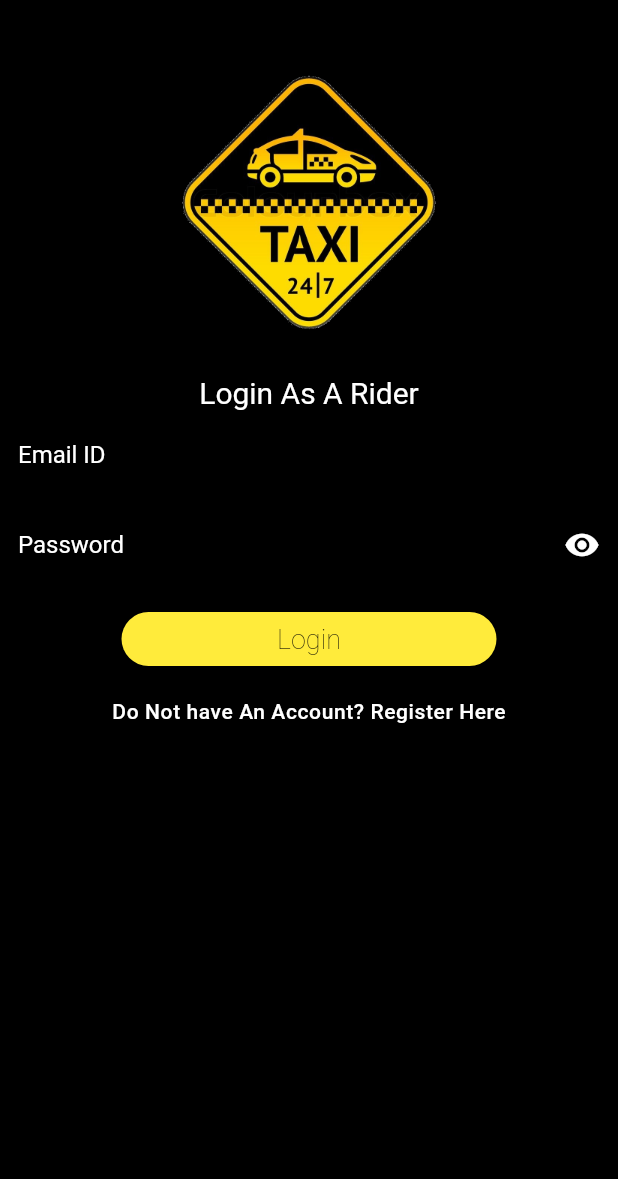
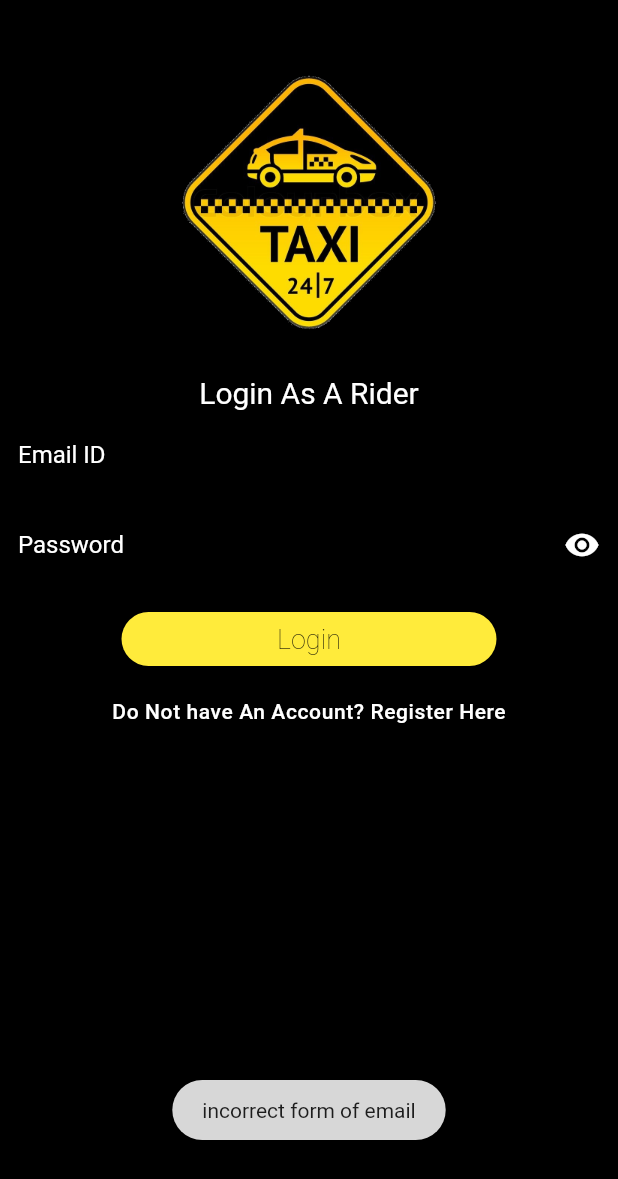
Before and after one commit to LinoShaji/Locate-your-Taxi, a Flutter app: the LoginScreen screen opened directly, after a tap on "Login", on a phone screen of 412 x 824 dp. Shown: the top 1179 px of the screen. Run offline on Flutter 3.47's test engine with Material 2 defaults, Android fonts, the phone set to English and light mode, and no system bars; drawn by our look-alikes of animated_text_kit; our stand-ins replace firebase_auth, firebase_core, firebase_database, fluttertoast; accounts and stored records are empty.

Commit message:
completed login screen authentication using firebsse

```diff
--- a/lib/loginscreen.dart
+++ b/lib/loginscreen.dart
@@ -1,6 +1,11 @@
+import 'package:cloned/main_screen.dart';
 import 'package:cloned/registration_screen.dart';
+import 'package:firebase_auth/firebase_auth.dart';
+import 'package:firebase_database/firebase_database.dart';
 import 'package:flutter/material.dart';
 import 'package:animated_text_kit/animated_text_kit.dart';
+
+import 'main.dart';
 
 class LoginScreen extends StatefulWidget {
   const LoginScreen({Key? key}) : super(key: key);
@@ -10,7 +15,6 @@ class LoginScreen extends StatefulWidget {
 }
 
 class _LoginScreenState extends State<LoginScreen> {
-
   bool _showPassword = true;
   bool _obscureText = true;
 
@@ -26,6 +30,35 @@ class _LoginScreenState extends State<LoginScreen> {
     });
   }
 
+  TextEditingController emailTextEditingController = TextEditingController();
+  TextEditingController passwordTextEditingController = TextEditingController();
+
+  final FirebaseAuth _firebaseAuth = FirebaseAuth.instance;
+
+  void loginAndAuthenticateUser(BuildContext context) async {
+     User? firebaseUser = (await _firebaseAuth
+            .signInWithEmailAndPassword(
+                email: emailTextEditingController.text,
+                password: passwordTextEditingController.text)
+            .catchError((errMsg) {
+      displayToastMessage('Error: ' + errMsg.toString(), context);
+    }))
+        .user;
+
+    if (firebaseUser != null) {
+      userRef
+          .child(firebaseUser.uid)
+          .once()
+          .then((value) => (DataSnapshot snap) {
+            if(snap.value != null)
+                {
+                  Navigator.pushNamedAndRemoveUntil(
+                      context, MainScreen.idScreen, (route) => false);
+                }
+              });
+    }
+  }
+
   @override
   Widget build(BuildContext context) {
     return Scaffold(
@@ -33,7 +66,7 @@ class _LoginScreenState extends State<LoginScreen> {
       body: SingleChildScrollView(
         child: Column(
           children: [
-            SizedBox(
+            const SizedBox(
               height: 35.0,
             ),
             Container(
@@ -45,7 +78,7 @@ class _LoginScreenState extends State<LoginScreen> {
                 alignment: Alignment.center,
               ),
             ),
-            SizedBox(
+            const SizedBox(
               height: 15.0,
             ),
             AnimatedTextKit(
@@ -60,6 +93,7 @@ class _LoginScreenState extends State<LoginScreen> {
               height: 1.0,
             ),
             TextFormField(
+              controller: emailTextEditingController,
               keyboardType: TextInputType.emailAddress,
               style: const TextStyle(color: Colors.white),
               decoration: const InputDecoration(
@@ -77,9 +111,10 @@ class _LoginScreenState extends State<LoginScreen> {
             ),
             const SizedBox(height: 1.0),
             TextFormField(
+              controller: passwordTextEditingController,
               keyboardType: TextInputType.visiblePassword,
               obscureText: !_showPassword,
-              style: TextStyle(color: Colors.white),
+              style: const TextStyle(color: Colors.white),
               decoration: InputDecoration(
                 suffixIcon: GestureDetector(
                   onTap: () {
@@ -90,24 +125,24 @@ class _LoginScreenState extends State<LoginScreen> {
                       color: Colors.white),
                 ),
                 labelText: 'Password',
-                labelStyle: TextStyle(color: Colors.white),
+                labelStyle: const TextStyle(color: Colors.white),
                 hintText: 'Enter Your Password',
-                hintStyle: TextStyle(
+                hintStyle: const TextStyle(
                   color: Colors.white,
                 ),
-                fillColor: Color(0xffdae3f2),
-                border: OutlineInputBorder(
+                fillColor: const Color(0xffdae3f2),
+                border: const OutlineInputBorder(
                   borderSide: BorderSide(color: Colors.white),
                 ),
               ),
             ),
-            SizedBox(
+            const SizedBox(
               height: 9.0,
             ),
-            Container(
+            SizedBox(
               width: 250,
               child: RaisedButton(
-                child: Text(
+                child: const Text(
                   'Login',
                   style: TextStyle(
                       color: Colors.black,
@@ -116,20 +151,30 @@ class _LoginScreenState extends State<LoginScreen> {
                 ),
                 color: Colors.yellow,
                 onPressed: () {
-                  print("login Button Pressed");
+                  if (!emailTextEditingController.text.contains("@")) {
+                    displayToastMessage('incorrect form of email', context);
+                  } else if (passwordTextEditingController.text.isEmpty) {
+                    displayToastMessage(
+                        'password is of incorrect form', context);
+                  } else {
+                    loginAndAuthenticateUser(context);
+                  }
                 },
-                shape: new RoundedRectangleBorder(
+                shape: RoundedRectangleBorder(
                   borderRadius: BorderRadius.circular(24.0),
                 ),
               ),
             ),
             FlatButton(
               onPressed: () {
-                Navigator.push(context, MaterialPageRoute(builder: (context) => RegistrationScreen()),);
+                Navigator.push(
+                  context,
+                  MaterialPageRoute(builder: (context) => RegistrationScreen()),
+                );
               },
-              child: Text(
+              child: const Text(
                 "Do Not have An Account? Register Here",
-                style: TextStyle(color: Colors.white,letterSpacing: 0.4),
+                style: TextStyle(color: Colors.white, letterSpacing: 0.4),
               ),
             ),
           ],
--- a/lib/main.dart
+++ b/lib/main.dart
@@ -1,6 +1,6 @@
 import 'package:cloned/loginscreen.dart';
+import 'package:cloned/main_screen.dart';
 import 'package:cloned/registration_screen.dart';
-import 'package:cloned/registrationscreen2.dart';
 import 'package:cloned/sprinkle.dart';
 import 'package:firebase_core/firebase_core.dart';
 import 'package:firebase_database/firebase_database.dart';
@@ -19,9 +19,9 @@ class MyApp extends StatelessWidget {
   // This widget is the root of your application.
   @override
   Widget build(BuildContext context) {
-    return MaterialApp(
+    return const MaterialApp(
       title: 'Taxi Rider App',
-      home: RegistrationScreen2(),
+      home: LoginScreen(),
       // home: const Sprinkle(),
     );
   }
--- a/lib/main_screen.dart
+++ b/lib/main_screen.dart
@@ -1,6 +1,7 @@
 import 'package:flutter/cupertino.dart';
 
 class MainScreen extends StatelessWidget {
+  static const String idScreen = "login";
   const MainScreen({Key? key}) : super(key: key);
 
   @override
```
Also changed, not shown: lib/registration_screen.dart (+18 -5 lines), lib/registrationscreen2.dart (deleted, +0 -193 lines).
